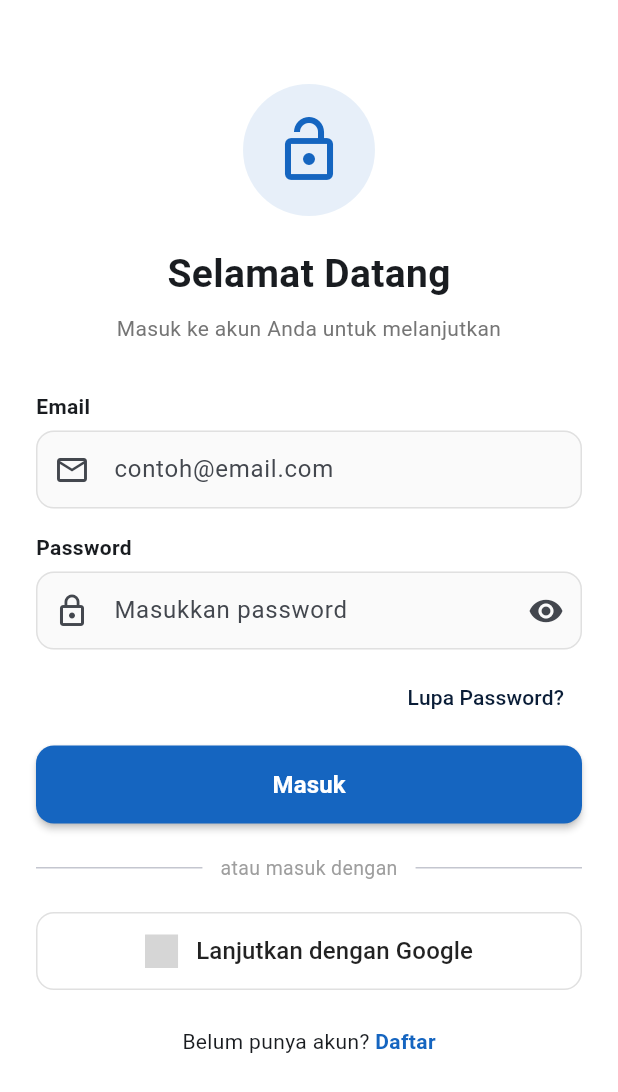
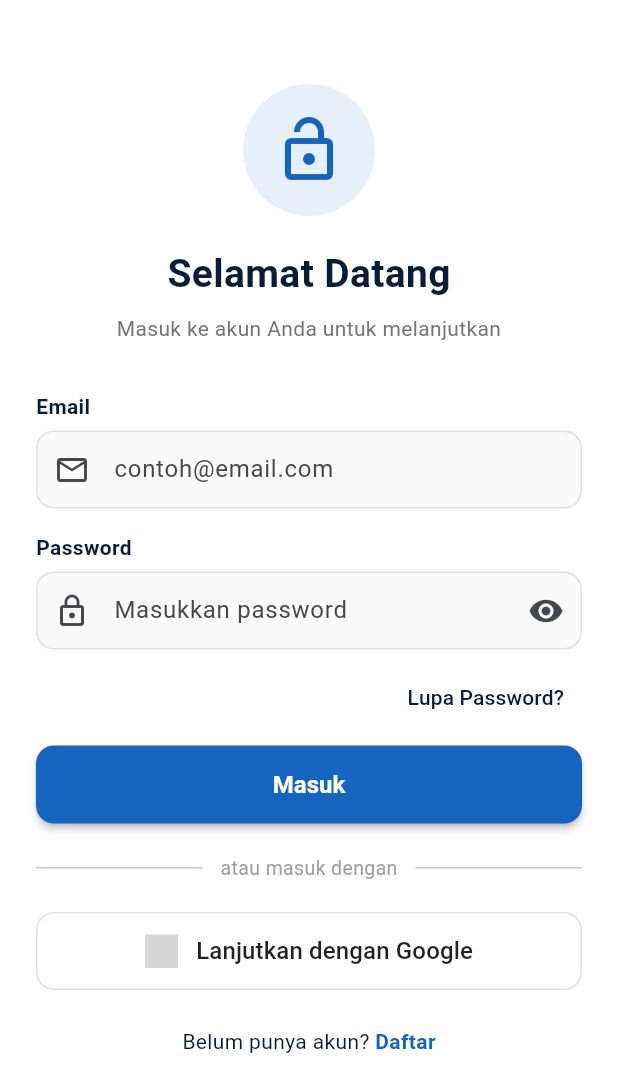
Before and after one commit to damarbagas-234/toko_jaket_1123150107, a Flutter app: the screen it shows after launch, on a phone screen of 412 x 824 dp. Shown: the top 1092 px of the screen. Run offline on Flutter 3.47's test engine with Material 3 defaults, Android fonts, the phone set to English and light mode, and no system bars; our stand-ins replace dio, email_validator, equatable, firebase_auth, firebase_core, flutter_secure_storage and 2 more; accounts and stored records are empty; grey boxes are pictures that could not be loaded.

Commit message:
style: Mengimplementasikan tema baru Navy Blue dan Putih secara global

```diff
--- a/lib/core/theme/app_theme.dart
+++ b/lib/core/theme/app_theme.dart
@@ -8,45 +8,68 @@ class AppTheme {
       colorScheme: ColorScheme.fromSeed(
         seedColor: AppColors.primary,
         primary: AppColors.primary,
+        onPrimary: Colors.white,
         surface: AppColors.surface,
+        onSurface: AppColors.textPrimary,
         background: AppColors.background,
+        onBackground: AppColors.textPrimary,
         error: AppColors.error,
+        onError: Colors.white,
       ),
       scaffoldBackgroundColor: AppColors.background,
       appBarTheme: const AppBarTheme(
-        backgroundColor: AppColors.primary,
-        foregroundColor: Colors.white,
+        backgroundColor: Colors.white,
+        foregroundColor: AppColors.primary,
         elevation: 0,
-        centerTitle: false,
+        centerTitle: true,
+        titleTextStyle: TextStyle(
+          color: AppColors.primary,
+          fontSize: 20,
+          fontWeight: FontWeight.bold,
+        ),
+        iconTheme: IconThemeData(color: AppColors.primary),
       ),
       elevatedButtonTheme: ElevatedButtonThemeData(
         style: ElevatedButton.styleFrom(
           backgroundColor: AppColors.primary,
           foregroundColor: Colors.white,
+          minimumSize: const Size(double.infinity, 52),
           shape: RoundedRectangleBorder(
-            borderRadius: BorderRadius.circular(12),
+            borderRadius: BorderRadius.circular(16),
           ),
-          elevation: 2,
+          elevation: 0,
+          textStyle: const TextStyle(
+            fontSize: 16,
+            fontWeight: FontWeight.bold,
+          ),
+        ),
+      ),
+      cardTheme: CardThemeData(
+        color: Colors.white,
+        elevation: 2,
+        shadowColor: AppColors.primary.withOpacity(0.1),
+        shape: RoundedRectangleBorder(
+          borderRadius: BorderRadius.circular(16),
         ),
       ),
       inputDecorationTheme: InputDecorationTheme(
         filled: true,
         fillColor: Colors.grey.shade50,
         border: OutlineInputBorder(
-          borderRadius: BorderRadius.circular(12),
-          borderSide: BorderSide(color: Colors.grey.shade300),
+          borderRadius: BorderRadius.circular(16),
+          borderSide: BorderSide(color: Colors.grey.shade200),
         ),
         enabledBorder: OutlineInputBorder(
-          borderRadius: BorderRadius.circular(12),
-          borderSide: BorderSide(color: Colors.grey.shade300),
+          borderRadius: BorderRadius.circular(16),
+          borderSide: BorderSide(color: Colors.grey.shade200),
         ),
         focusedBorder: OutlineInputBorder(
-          borderRadius: BorderRadius.circular(12),
-          borderSide: const BorderSide(color: AppColors.primary, width: 2),
+          borderRadius: BorderRadius.circular(16),
+          borderSide: const BorderSide(color: AppColors.primary, width: 1.5),
         ),
         contentPadding: const EdgeInsets.symmetric(
-          horizontal: 16,
-          vertical: 14,
+          horizontal: 20,
+          vertical: 18,
         ),
       ),
     );
```
